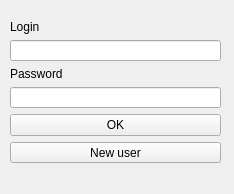
Before: the Qt Designer form Login/GUI2.ui in leobbs89/Projetos-Pessoais, drawn with Qt 5.
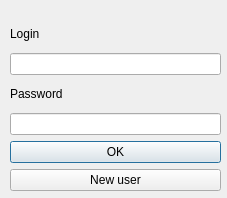
After: the same form once the commit is applied.

Commit message: GUI2 layout modifications

What changed in the file:
```diff
--- a/Login/GUI2.ui
+++ b/Login/GUI2.ui
@@ -6,8 +6,8 @@
    <rect>
     <x>0</x>
     <y>0</y>
-    <width>234</width>
-    <height>194</height>
+    <width>227</width>
+    <height>198</height>
    </rect>
   </property>
   <property name="windowTitle">
@@ -20,7 +20,7 @@
       <x>10</x>
       <y>20</y>
       <width>211</width>
-      <height>144</height>
+      <height>171</height>
      </rect>
     </property>
     <layout class="QVBoxLayout" name="verticalLayout">
@@ -52,6 +52,9 @@
        <property name="text">
         <string>OK</string>
        </property>
+       <property name="default">
+        <bool>true</bool>
+       </property>
       </widget>
      </item>
      <item>
```
The commit also changes 1 other file.
